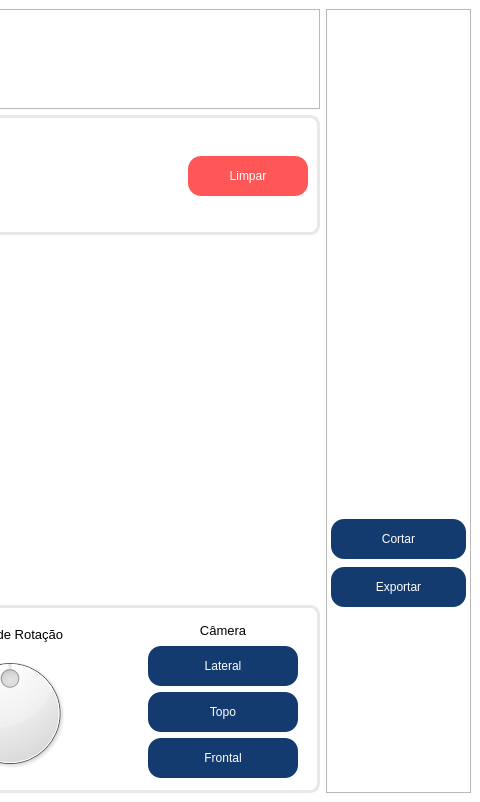
This is QT_DESIGN/main.ui in vhls7/insole-generator as Qt 5 draws it before an edit; both pictures show x 720 to 1200 and y 0 to 802 of the 1200 by 802 pixel window. The edited form follows.
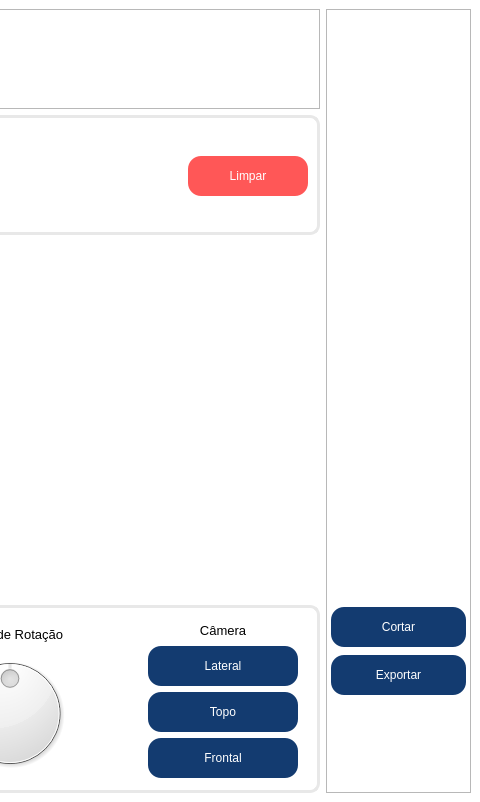
This is the edited form. Icons and pictures are not drawn.

Commit message: Criando menus de arquivos selecionados e tornando variáveis globais como atributos da classe

```diff
--- a/QT_DESIGN/main.ui
+++ b/QT_DESIGN/main.ui
@@ -864,6 +864,22 @@
        <property name="rightMargin">
         <number>4</number>
        </property>
+       <item>
+        <spacer name="verticalSpacer_6">
+         <property name="orientation">
+          <enum>Qt::Vertical</enum>
+         </property>
+         <property name="sizeHint" stdset="0">
+          <size>
+           <width>20</width>
+           <height>40</height>
+          </size>
+         </property>
+        </spacer>
+       </item>
+       <item>
+        <layout class="QVBoxLayout" name="filesInfoContainer"/>
+       </item>
        <item>
         <spacer name="verticalSpacer">
          <property name="orientation">
```
Left out of the diff: 20 changed lines with no effect on the pictures. The commit also changes 1 other file.
